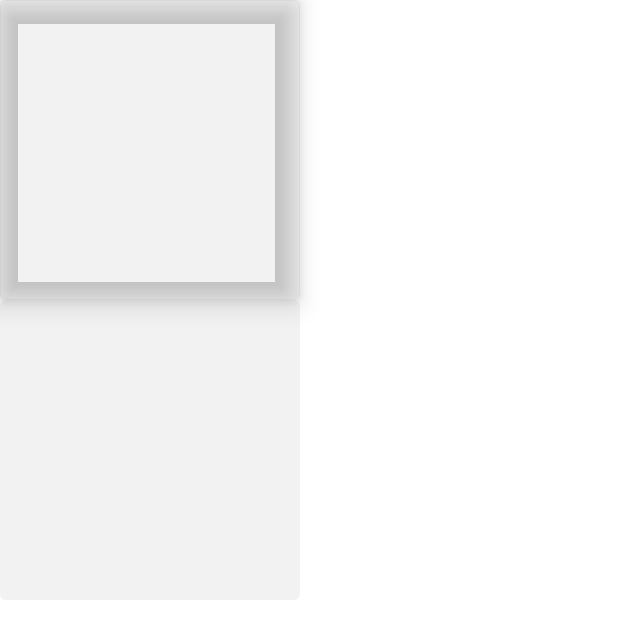
After one commit to yaoxiawen/ComposeCompositionLocalDemo, an Android app built with Jetpack Compose: the composable CompositionLocalSample shown on its own in the app's theme, on a phone screen of 412 x 824 dp. The commit adds this screen. Shown: the top 639 px of the screen. Run offline under Robolectric (Android 15) with nearby library versions, the phone set to English and light mode, and no system bars.

Commit message:
创建CompositionLocal

```diff
--- a/app/src/main/java/com/example/composecompositionlocaldemo/MainActivity.kt
+++ b/app/src/main/java/com/example/composecompositionlocaldemo/MainActivity.kt
@@ -10,6 +10,7 @@ import androidx.compose.material.Text
 import androidx.compose.runtime.Composable
 import androidx.compose.ui.Modifier
 import androidx.compose.ui.tooling.preview.Preview
+import com.example.composecompositionlocaldemo.samples.CompositionLocalSample
 import com.example.composecompositionlocaldemo.samples.TextSample
 import com.example.composecompositionlocaldemo.ui.theme.ComposeCompositionLocalDemoTheme
 
@@ -18,7 +19,7 @@ class MainActivity : ComponentActivity() {
         super.onCreate(savedInstanceState)
         setContent {
             ComposeCompositionLocalDemoTheme {
-                TextSample()
+                CompositionLocalSample()
             }
         }
     }
@@ -28,6 +29,6 @@ class MainActivity : ComponentActivity() {
 @Composable
 fun DefaultPreview() {
     ComposeCompositionLocalDemoTheme {
-        TextSample()
+        CompositionLocalSample()
     }
 }
--- /dev/null
+++ b/app/src/main/java/com/example/composecompositionlocaldemo/samples/CompositionLocalSample.kt
@@ -0,0 +1,22 @@
+package com.example.composecompositionlocaldemo.samples
+
+import androidx.compose.foundation.layout.Column
+import androidx.compose.material.MaterialTheme
+import androidx.compose.runtime.Composable
+import androidx.compose.runtime.CompositionLocalProvider
+
+@Composable
+fun CompositionLocalSample() {
+    Column {
+        CompositionLocalProvider(LocalElevations provides CardElevation.high) {
+            MyCard(
+                backgroundColor = MaterialTheme.colors.onSurface.copy(alpha = 0.05f)
+            ) {
+            }
+        }
+        MyCard(
+            backgroundColor = MaterialTheme.colors.onSurface.copy(alpha = 0.05f)
+        ) {
+        }
+    }
+}
--- /dev/null
+++ b/app/src/main/java/com/example/composecompositionlocaldemo/samples/MyCard.kt
@@ -0,0 +1,35 @@
+package com.example.composecompositionlocaldemo.samples
+
+import androidx.compose.foundation.layout.size
+import androidx.compose.material.Card
+import androidx.compose.runtime.Composable
+import androidx.compose.runtime.compositionLocalOf
+import androidx.compose.ui.Modifier
+import androidx.compose.ui.graphics.Color
+import androidx.compose.ui.unit.Dp
+import androidx.compose.ui.unit.dp
+
+data class Elevations(val elevation: Dp = 0.dp)
+
+val LocalElevations = compositionLocalOf { Elevations() }
+
+object CardElevation {
+    val high: Elevations
+        get() = Elevations(10.dp)
+    val low: Elevations
+        get() = Elevations(5.dp)
+}
+
+@Composable
+fun MyCard(
+    elevation: Dp = LocalElevations.current.elevation,
+    backgroundColor: Color,
+    content: @Composable () -> Unit
+) {
+    Card(
+        elevation = elevation,
+        modifier = Modifier.size(200.dp),
+        backgroundColor = backgroundColor,
+        content = content
+    )
+}
```
